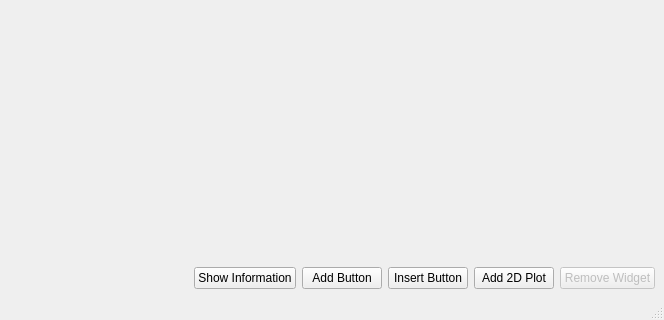
Qt form demo/ui/dynamicLayouts/multiplePlotsInHorizontalLayout.ui (itom-project/itom) before a commit; both pictures show x 136 to 800 and y 280 to 600 of the 800 by 600 pixel window.
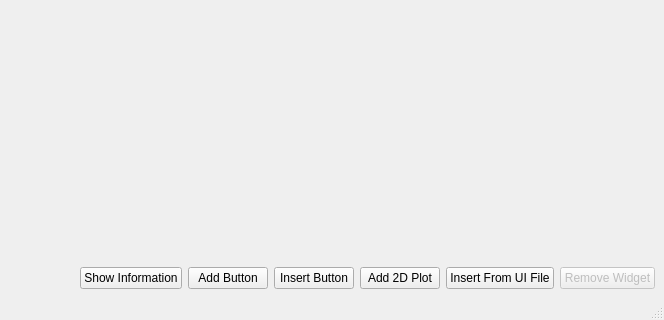
The same form after that commit.

Commit message: widgetWrapper extended: more methods wrapped for QBoxLayout. New slots 'addItemFromUiFile' and 'insertItemFromUiFile' added to QLayout and QBoxLayout, such that a widget, loaded from an ui file, can be added or inserted into a layout. To avoid duplicated object names, an optional postfix is added to all widgets and layouts within the loaded ui file.

What changed in the file:
```diff
--- a/demo/ui/dynamicLayouts/multiplePlotsInHorizontalLayout.ui
+++ b/demo/ui/dynamicLayouts/multiplePlotsInHorizontalLayout.ui
@@ -78,6 +78,13 @@
         </property>
        </widget>
       </item>
+      <item>
+       <widget class="QPushButton" name="btnInsertFromUiFile">
+        <property name="text">
+         <string>Insert From UI File</string>
+        </property>
+       </widget>
+      </item>
       <item>
        <widget class="QPushButton" name="btnRemove">
         <property name="enabled">
```
The commit also changes 5 other files.
